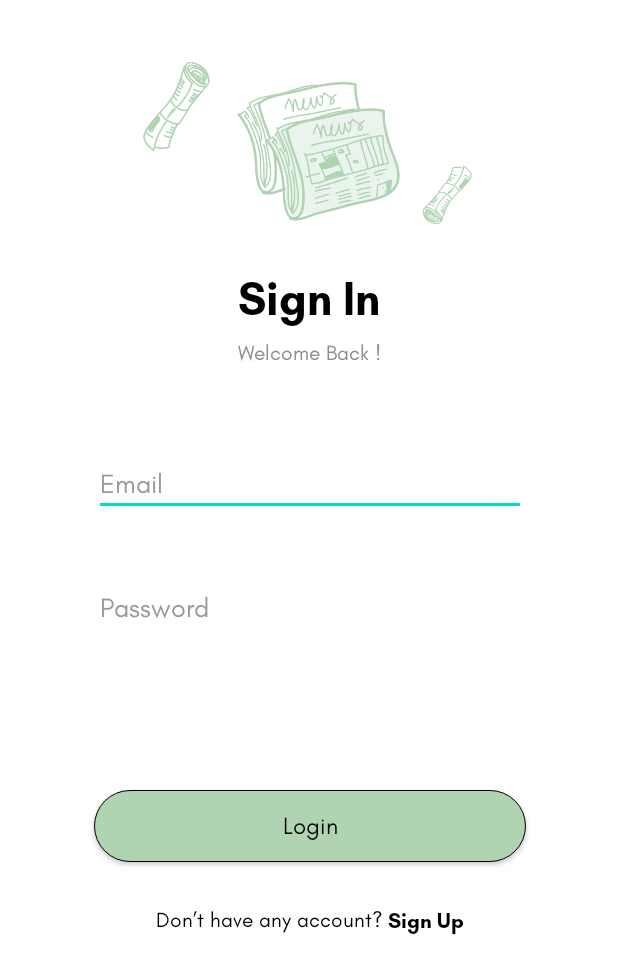
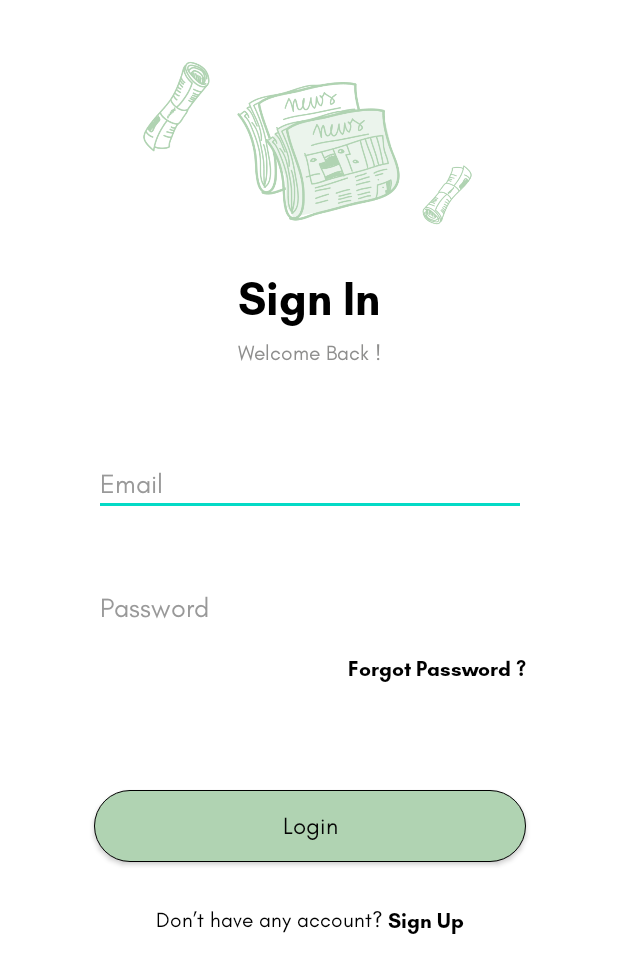
Before and after one commit to DaffaPutraS/newspedia, an Android app: the LoginActivity screen opened directly, with no data from a screen before it, on a phone screen of 412 x 824 dp. Shown: the top 973 px of the screen. Run offline under Robolectric (Android 15) with nearby library versions, the phone set to English and light mode, and no system bars; our stand-ins replace Firebase (no records; nobody signed in at launch, a user with empty details on screens opened directly).

Commit message:
update forgotpassword

```diff
--- a/app/build.gradle
+++ b/app/build.gradle
@@ -36,6 +36,7 @@ android {
 dependencies {
     implementation platform('com.google.firebase:firebase-bom:33.1.1')
     implementation 'com.github.bumptech.glide:glide:4.12.0'
+    implementation 'androidx.activity:activity:1.8.0'
     annotationProcessor 'com.github.bumptech.glide:compiler:4.12.0'
     implementation 'jp.wasabeef:glide-transformations:4.3.0'
     implementation 'com.google.firebase:firebase-analytics'
--- a/app/src/main/AndroidManifest.xml
+++ b/app/src/main/AndroidManifest.xml
@@ -13,6 +13,9 @@
         android:supportsRtl="true"
         android:theme="@style/Theme.Newspedia"
         tools:targetApi="31">
+        <activity
+            android:name=".ForgotPassActivity"
+            android:exported="false" />
         <activity
             android:name=".ChangePassActivity"
             android:exported="false" />
--- a/app/src/main/java/com/example/newspedia/ChangePassActivity.java
+++ b/app/src/main/java/com/example/newspedia/ChangePassActivity.java
@@ -60,7 +60,7 @@ public class ChangePassActivity extends AppCompatActivity {
         cancelBtnPassword.setOnClickListener(new View.OnClickListener() {
             @Override
             public void onClick(View view) {
-                Intent intent = new Intent(ChangePassActivity.this, ProfileFragment.class);
+               finish();
             }
         });
 
--- a/app/src/main/java/com/example/newspedia/LoginActivity.java
+++ b/app/src/main/java/com/example/newspedia/LoginActivity.java
@@ -20,7 +20,7 @@ import com.google.firebase.database.ValueEventListener;
 
 public class LoginActivity extends AppCompatActivity {
     private EditText emailTxt,passTxt;
-    private TextView signUpTxt;
+    private TextView signUpTxt , forgotPasswordTxt;
     private Button loginBtn;
     private FirebaseDatabase firebaseDatabase;
 
@@ -43,6 +43,9 @@ public class LoginActivity extends AppCompatActivity {
             }else {
                 Toast.makeText(this, "Isi yang bener bang", Toast.LENGTH_SHORT).show();
             }
+        });
+        forgotPasswordTxt.setOnClickListener(view -> {
+            startActivity(new Intent (this, ForgotPassActivity.class));
         });
     }
 
@@ -86,6 +89,7 @@ public class LoginActivity extends AppCompatActivity {
         startActivity(new Intent(getApplicationContext(),MainActivity.class));
     }
     private void initView(){
+        forgotPasswordTxt = findViewById(R.id.btnForgotPassword);
         signUpTxt = findViewById(R.id.goSignUp);
         emailTxt  = findViewById(R.id.emailRegisterInputText);
         passTxt = findViewById(R.id.passRegisterInputText);
--- a/app/src/main/res/layout/activity_login.xml
+++ b/app/src/main/res/layout/activity_login.xml
@@ -120,4 +120,15 @@
             app:layout_constraintTop_toTopOf="parent" />
     </androidx.constraintlayout.widget.ConstraintLayout>
 
+    <TextView
+        android:id="@+id/btnForgotPassword"
+        android:layout_width="wrap_content"
+        android:layout_height="wrap_content"
+        android:layout_marginTop="10dp"
+        android:fontFamily="@font/glacial_blod"
+        android:text="Forgot Password ?"
+        android:textColor="@color/black"
+        app:layout_constraintEnd_toEndOf="@+id/passRegisterInputText"
+        app:layout_constraintTop_toBottomOf="@+id/passRegisterInputText" />
+
 </androidx.constraintlayout.widget.ConstraintLayout>
```
Also changed, not shown: app/src/main/java/com/example/newspedia/ForgotPassActivity.java (added, +29 -0 lines), app/src/main/res/layout/activity_forgot_pass.xml (added, +62 -0 lines).
